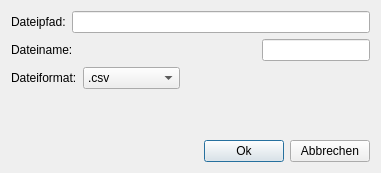
Above: exportdialog.ui from klaus91/DBMS_Mittelstufenprojekt_V02 before the change. Below: the same form after it.
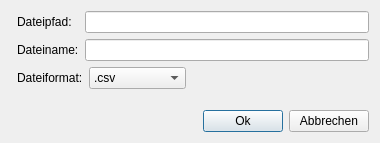
That is the form after the change.

Patch:
```diff
--- a/exportdialog.ui
+++ b/exportdialog.ui
@@ -6,55 +6,40 @@
    <rect>
     <x>0</x>
     <y>0</y>
-    <width>381</width>
-    <height>173</height>
+    <width>380</width>
+    <height>143</height>
    </rect>
   </property>
   <property name="windowTitle">
    <string>Dialog</string>
   </property>
+  <layout class="QGridLayout" name="gridLayout_2">
+   <item row="0" column="1">
   <layout class="QGridLayout" name="gridLayout">
    <item row="0" column="0">
-    <layout class="QVBoxLayout" name="verticalLayout_2">
-     <item>
-      <layout class="QVBoxLayout" name="verticalLayout">
-       <item>
-        <layout class="QHBoxLayout" name="horizontalLayout_4">
-         <item>
           <widget class="QLabel" name="label_3">
            <property name="text">
             <string>Dateipfad:</string>
            </property>
           </widget>
          </item>
-         <item>
-          <widget class="QLineEdit" name="dateipfadLineEdit"/>
-         </item>
-        </layout>
-       </item>
-       <item>
-        <layout class="QHBoxLayout" name="horizontalLayout_3">
-         <item>
+     <item row="1" column="0">
           <widget class="QLabel" name="label">
            <property name="text">
             <string>Dateiname:</string>
            </property>
           </widget>
          </item>
-         <item>
-          <widget class="QLineEdit" name="nameLineEdit">
-           <property name="sizePolicy">
-            <sizepolicy hsizetype="Fixed" vsizetype="Fixed">
-             <horstretch>0</horstretch>
-             <verstretch>0</verstretch>
-            </sizepolicy>
-           </property>
-          </widget>
+     <item row="0" column="1">
+      <widget class="QLineEdit" name="dateipfadLineEdit"/>
+     </item>
+     <item row="1" column="1">
+      <widget class="QLineEdit" name="nameLineEdit"/>
          </item>
         </layout>
        </item>
-       <item>
-        <layout class="QHBoxLayout" name="horizontalLayout_2">
+   <item row="1" column="1">
+    <layout class="QHBoxLayout" name="horizontalLayout">
          <item>
           <widget class="QLabel" name="label_2">
            <property name="text">
@@ -91,23 +76,21 @@
          </item>
         </layout>
        </item>
-      </layout>
-     </item>
-     <item>
+   <item row="2" column="0" rowspan="2" colspan="2">
       <spacer name="verticalSpacer">
        <property name="orientation">
         <enum>Qt::Vertical</enum>
        </property>
        <property name="sizeHint" stdset="0">
         <size>
-         <width>20</width>
+       <width>357</width>
          <height>40</height>
         </size>
        </property>
       </spacer>
      </item>
-     <item>
-      <layout class="QHBoxLayout" name="horizontalLayout">
+   <item row="3" column="1">
+    <layout class="QHBoxLayout" name="horizontalLayout_2">
        <item>
         <spacer name="horizontalSpacer_2">
          <property name="orientation">
@@ -134,8 +117,6 @@
           <string>Abbrechen</string>
          </property>
         </widget>
-       </item>
-      </layout>
      </item>
     </layout>
    </item>
```
Lines whose indentation alone changed are shown as unchanged.
